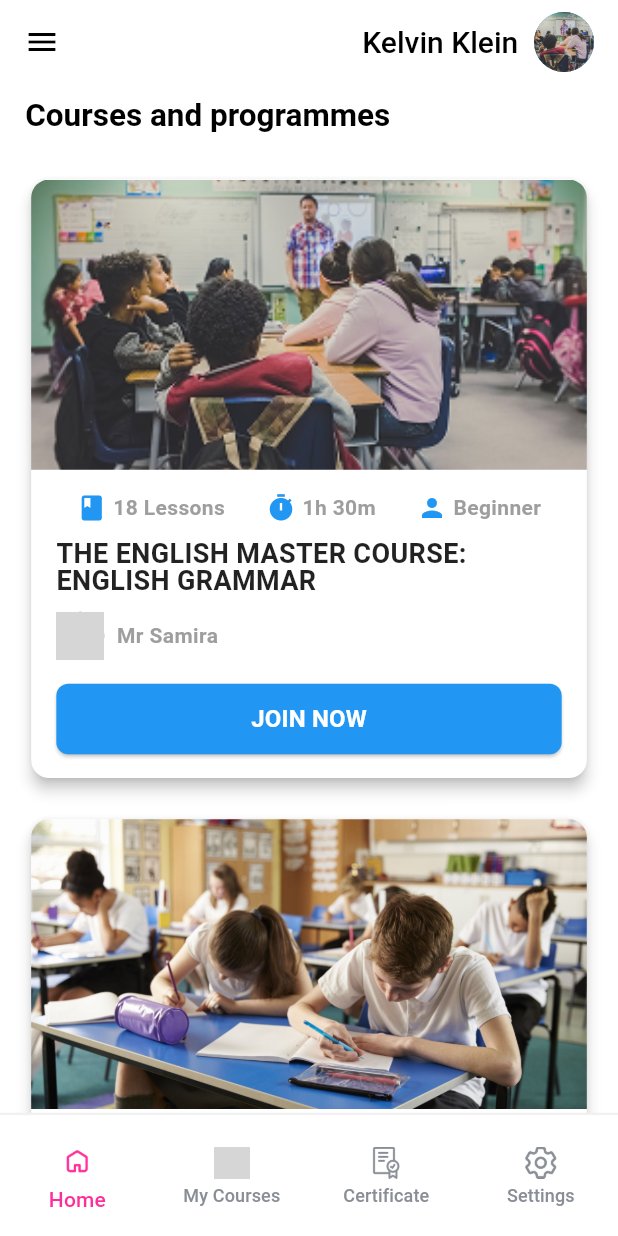
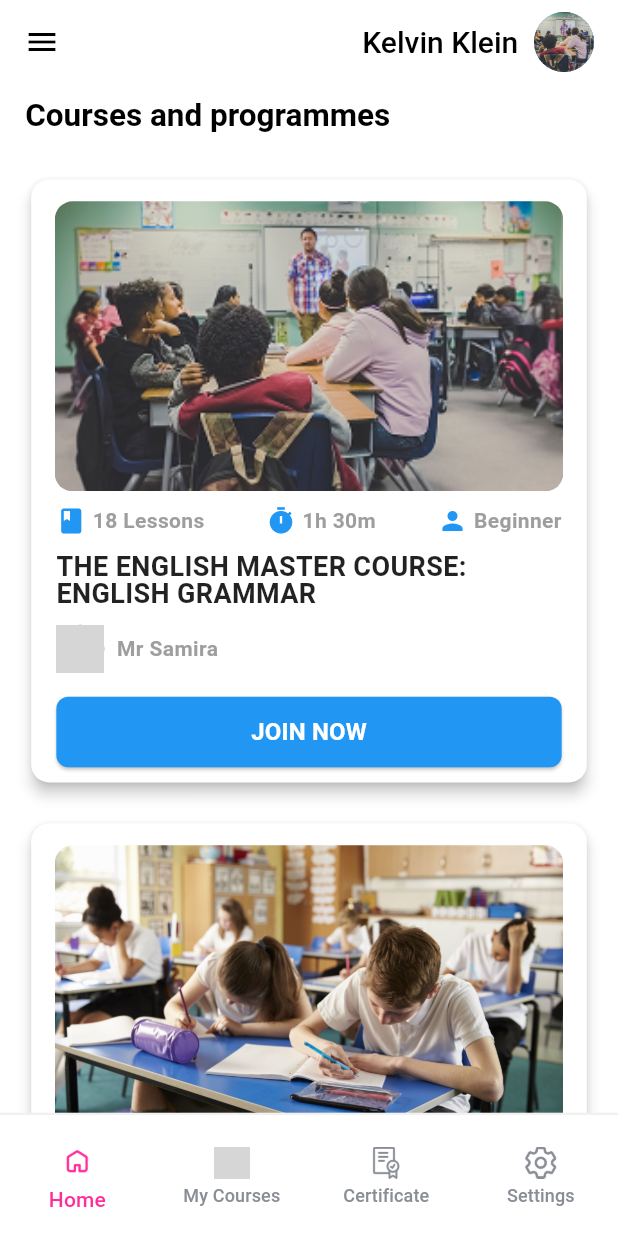
Before and after one commit to CoderAltaire/grin, a Flutter app: the MainScreen screen opened by its route, on a phone screen of 412 x 824 dp. Run offline on Flutter 3.47's test engine with Material 3 defaults, Android fonts, the phone set to English and light mode, and no system bars; our stand-ins replace animate_do, connectivity_plus, dio, equatable, flutter_bloc, flutter_svg and 6 more; missing offline and left inert: scale_button; accounts and stored records are empty; network calls fail; Roboto replaces fonts that are missing (Montserrat); project files that could hold a hidden picture were left out; grey boxes are pictures that could not be loaded.

Commit message:
fixed some bugs

```diff
--- a/lib/view/main/home/widgets/cursor_container.dart
+++ b/lib/view/main/home/widgets/cursor_container.dart
@@ -43,27 +43,31 @@ class _CourseContainerState extends State<CourseContainer> {
             crossAxisAlignment: CrossAxisAlignment.start,
             children: [
               // Course Image
-              ClipRRect(
-                borderRadius: BorderRadius.only(
-                  topLeft: Radius.circular(12),
-                  topRight: Radius.circular(12),
+              Padding(
+                padding: EdgeInsets.only(
+                  left: wi(15),
+                  right: wi(15),
+                  top: he(15),
                 ),
-                child: Image.asset(
-                  widget.imagePath,
-                  height: he(200),
-                  width: double.infinity,
-                  fit: BoxFit.cover,
+                child: ClipRRect(
+                  borderRadius: BorderRadius.circular(12),
+                  child: Image.asset(
+                    widget.imagePath,
+                    height: he(200),
+                    width: double.infinity,
+                    fit: BoxFit.cover,
+                  ),
                 ),
               ),
               Padding(
                 padding:
-                    EdgeInsets.symmetric(horizontal: wi(16), vertical: he(16)),
+                    EdgeInsets.symmetric(horizontal: wi(16), vertical: he(10)),
                 child: Column(
                   crossAxisAlignment: CrossAxisAlignment.start,
                   children: [
                     // Icons and Info Row
                     Row(
-                      mainAxisAlignment: MainAxisAlignment.spaceAround,
+                      mainAxisAlignment: MainAxisAlignment.spaceBetween,
                       children: [
                         Row(
                           children: [
--- a/lib/view/main/main_screen.dart
+++ b/lib/view/main/main_screen.dart
@@ -66,8 +66,12 @@ class _MainScreenState extends State<MainScreen>
                     ?.copyWith(fontWeight: FontWeight.w500),
               ),
               SizedBox(width: wi(10)),
-              CircleAvatar(
-                backgroundImage: AssetImage(AppImages.lesson1),
+              InkWell(
+                borderRadius: BorderRadius.circular(50),
+                onTap: () => tabController.animateTo(3),
+                child: CircleAvatar(
+                  backgroundImage: AssetImage(AppImages.lesson1),
+                ),
               ),
             ],
           ),
@@ -133,7 +137,7 @@ class _MainScreenState extends State<MainScreen>
                   index: 3,
                   currentIndex: state.main,
                   icon: AppIcons.ic_settinges,
-                  onTap: () => tabController.animateTo(2),
+                  onTap: () => tabController.animateTo(3),
                   label: "Settings",
                 ),
               ],
--- a/lib/view/main/my_certificates/widgets/my_certificate_screen.dart
+++ b/lib/view/main/my_certificates/widgets/my_certificate_screen.dart
@@ -1,4 +1,5 @@
 import 'package:flutter/material.dart';
+import 'package:grin/core/routes/imports.dart';
 import 'package:grin/view/main/my_certificates/widgets/my_certificate_container.dart';
 
 import '../../../../core/utils/size_config.dart';
@@ -26,8 +27,6 @@ class _MyCertificateScreenState extends State<MyCertificateScreen> {
     return Scaffold(
       body: SafeArea(
           child: SingleChildScrollView(
-        child: Padding(
-          padding: EdgeInsets.symmetric(horizontal: wi(16), vertical: he(10)),
         child: Column(
           crossAxisAlignment: CrossAxisAlignment.start,
           mainAxisAlignment: MainAxisAlignment.center,
@@ -52,8 +51,7 @@ class _MyCertificateScreenState extends State<MyCertificateScreen> {
               },
             ),
           ],
-          ),
-        ),
+        ).paddingSymmetric(horizontal: wi(16), vertical: he(10)),
       )),
     );
   }
--- a/pubspec.yaml
+++ b/pubspec.yaml
@@ -30,6 +30,7 @@ dependencies:
   hive_flutter: ^1.1.0
   scale_button: ^2.1.2
   shimmer: ^3.0.0
+  image_picker: ^1.1.2
 
 dev_dependencies:
   build_runner: ^2.4.6
```
Also changed, not shown: lib/core/routes/imports.dart (added, +11 -0 lines), lib/view/main/my_certificates/widgets/my_certificate_container.dart (+14 -8 lines), lib/view/main/my_courses/widgets/my_courses_container.dart (+7 -4 lines), lib/view/main/profile/view/my_settinges_screen.dart (+17 -8 lines), lib/view/main/profile/widget/custom_language_section.dart (added, +72 -0 lines), lib/view/splash/view/login_screen.dart (+5 -15 lines), lib/view/splash/view/select_lg_screen.dart (+11 -26 lines), pubspec.lock, 15 other files. Lines whose indentation alone changed are shown as unchanged.
